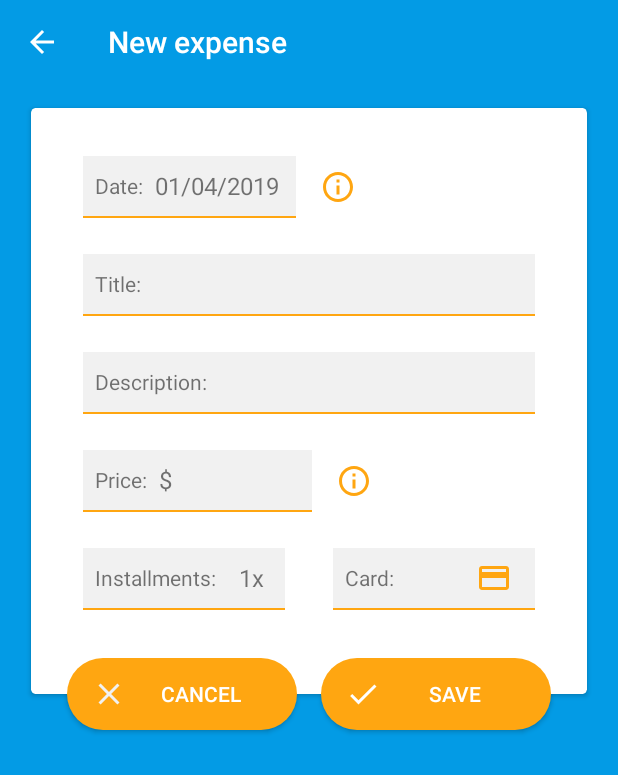
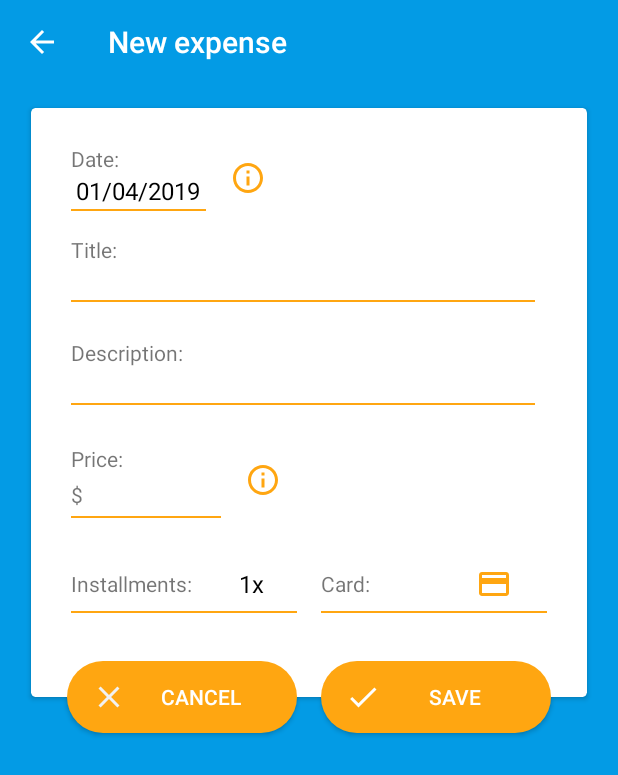
Before and after one commit to bruunohjs/PGM, an Android app: the NewExpenseActivity screen opened directly, with no data from a screen before it, on a phone screen of 412 x 824 dp. Shown: the top 775 px of the screen. Run offline under Robolectric (Android 15) with nearby library versions, the phone set to English and light mode, and no system bars; our stand-ins replace ButterKnife, Firebase (no records; nobody signed in at launch, a user with empty details on screens opened directly); libraries missing offline, so code that uses them is left out: dmax.dialog, net.yslibrary.android; 5 statements that could not run were skipped.

Commit message:
Refactor: NewExpense Layout
Deleted gray background
Added text black color
Added LinearLayout emulating a TextInputEditText with the Hint on top

```diff
--- a/app/src/main/java/com/dev/marcellocamara/pgm/ui/new_expense/NewExpenseActivity.java
+++ b/app/src/main/java/com/dev/marcellocamara/pgm/ui/new_expense/NewExpenseActivity.java
@@ -175,6 +175,9 @@ public class NewExpenseActivity extends AppCompatActivity implements INewExpense
 
     @OnClick(R.id.btnSave)
     public void OnSaveClick(){
+        editTextTitle.clearFocus();
+        editTextDescription.clearFocus();
+        editTextPrice.clearFocus();
         expensePresenter.OnAddExpense(
                 textViewDate.getText().toString().trim(),
                 editTextTitle.getText().toString().trim(),
--- a/app/src/main/res/layout/activity_new_expense.xml
+++ b/app/src/main/res/layout/activity_new_expense.xml
@@ -95,23 +95,14 @@
                         app:layout_constraintGuide_percent="@dimen/rightGuideLine" />
 
                     <LinearLayout
-                        android:id="@+id/layoutDate"
+                        android:id="@+id/layoutSelectDate"
                         android:layout_width="wrap_content"
                         android:layout_height="match_parent"
-                        android:layout_marginStart="16dp"
-                        android:layout_marginTop="32dp"
-                        android:background="#f1f1f1"
+                        android:layout_marginStart="8dp"
+                        android:layout_marginTop="24dp"
                         android:orientation="vertical"
                         app:layout_constraintStart_toStartOf="@+id/guidelineLeftCardView"
                         app:layout_constraintTop_toTopOf="parent">
-
-                        <LinearLayout
-                            android:id="@+id/layoutSelectDate"
-                            android:layout_width="wrap_content"
-                            android:layout_height="@dimen/uniformTextViewHeight"
-                            android:layout_margin="8dp"
-                            android:gravity="center_vertical"
-                            android:orientation="horizontal">
 
                         <TextView
                             android:layout_width="wrap_content"
@@ -121,15 +112,13 @@
 
                         <TextView
                             android:id="@+id/textViewDate"
-                                android:layout_width="86dp"
+                            android:layout_width="90dp"
                             android:layout_height="@dimen/uniformTextViewHeight"
-                                android:layout_marginStart="8dp"
-                                android:gravity="center_vertical"
+                            android:gravity="center_vertical|center_horizontal"
+                            android:textColor="@color/black"
                             app:autoSizeMaxTextSize="16sp"
                             app:autoSizeMinTextSize="10sp"
                             app:autoSizeTextType="uniform" />
-
-                        </LinearLayout>
 
                         <android.support.v4.view.ViewPager
                             android:layout_width="match_parent"
@@ -145,29 +134,21 @@
                         android:layout_marginStart="16dp"
                         android:contentDescription="@string/icon_info_date"
                         android:src="@drawable/ic_info"
-                        app:layout_constraintBottom_toBottomOf="@+id/layoutDate"
-                        app:layout_constraintStart_toEndOf="@+id/layoutDate"
-                        app:layout_constraintTop_toTopOf="@+id/layoutDate" />
+                        app:layout_constraintBottom_toBottomOf="@+id/layoutSelectDate"
+                        app:layout_constraintStart_toEndOf="@+id/layoutSelectDate"
+                        app:layout_constraintTop_toTopOf="@+id/layoutSelectDate" />
 
                     <LinearLayout
                         android:id="@+id/layoutTitle"
                         android:layout_width="0dp"
                         android:layout_height="match_parent"
-                        android:layout_marginStart="16dp"
-                        android:layout_marginTop="24dp"
+                        android:layout_marginStart="8dp"
+                        android:layout_marginTop="16dp"
                         android:layout_marginEnd="16dp"
-                        android:background="#f1f1f1"
                         android:orientation="vertical"
                         app:layout_constraintEnd_toStartOf="@+id/guidelineRightCardView"
                         app:layout_constraintStart_toStartOf="@+id/guidelineLeftCardView"
-                        app:layout_constraintTop_toBottomOf="@+id/layoutDate">
-
-                        <LinearLayout
-                            android:layout_width="match_parent"
-                            android:layout_height="@dimen/uniformTextViewHeight"
-                            android:layout_margin="8dp"
-                            android:gravity="center"
-                            android:orientation="horizontal">
+                        app:layout_constraintTop_toBottomOf="@+id/layoutSelectDate">
 
                         <TextView
                             android:layout_width="wrap_content"
@@ -180,16 +161,13 @@
                             android:id="@+id/editTextTitle"
                             android:layout_width="match_parent"
                             android:layout_height="@dimen/uniformTextViewHeight"
-                                android:layout_marginStart="8dp"
                             android:background="@null"
                             android:gravity="center_vertical"
                             android:imeOptions="flagNoExtractUi"
-                                android:inputType="textPersonName"
+                            android:inputType="text"
                             android:maxLength="30"
                             android:textSize="16sp"
                             tools:ignore="Autofill,LabelFor" />
-
-                        </LinearLayout>
 
                         <android.support.v4.view.ViewPager
                             android:layout_width="match_parent"
@@ -202,21 +180,13 @@
                         android:id="@+id/layoutDescription"
                         android:layout_width="0dp"
                         android:layout_height="match_parent"
-                        android:layout_marginStart="16dp"
+                        android:layout_marginStart="8dp"
                         android:layout_marginTop="24dp"
                         android:layout_marginEnd="16dp"
-                        android:background="#f1f1f1"
                         android:orientation="vertical"
                         app:layout_constraintEnd_toStartOf="@+id/guidelineRightCardView"
                         app:layout_constraintStart_toStartOf="@+id/guidelineLeftCardView"
                         app:layout_constraintTop_toBottomOf="@+id/layoutTitle">
-
-                        <LinearLayout
-                            android:layout_width="match_parent"
-                            android:layout_height="@dimen/uniformTextViewHeight"
-                            android:layout_margin="8dp"
-                            android:gravity="center"
-                            android:orientation="horizontal">
 
                         <TextView
                             android:layout_width="wrap_content"
@@ -229,7 +199,6 @@
                             android:id="@+id/editTextDescription"
                             android:layout_width="match_parent"
                             android:layout_height="@dimen/uniformTextViewHeight"
-                                android:layout_marginStart="8dp"
                             android:background="@null"
                             android:gravity="center_vertical"
                             android:imeOptions="flagNoExtractUi"
@@ -237,8 +206,6 @@
                             android:maxLength="30"
                             android:textSize="16sp"
                             tools:ignore="Autofill,LabelFor" />
-
-                        </LinearLayout>
 
                         <android.support.v4.view.ViewPager
                             android:layout_width="match_parent"
@@ -251,21 +218,12 @@
                         android:id="@+id/layoutPrice"
                         android:layout_width="wrap_content"
                         android:layout_height="match_parent"
-                        android:layout_marginStart="16dp"
+                        android:layout_marginStart="8dp"
                         android:layout_marginTop="24dp"
-                        android:background="#f1f1f1"
                         android:gravity="center_vertical"
                         android:orientation="vertical"
                         app:layout_constraintStart_toStartOf="@+id/guidelineLeftCardView"
                         app:layout_constraintTop_toBottomOf="@+id/layoutDescription">
-
-
-                        <LinearLayout
-                            android:layout_width="wrap_content"
-                            android:layout_height="@dimen/uniformTextViewHeight"
-                            android:layout_margin="8dp"
-                            android:gravity="center_vertical"
-                            android:orientation="horizontal">
 
                         <TextView
                             android:layout_width="wrap_content"
@@ -274,19 +232,26 @@
                             android:text="@string/price"
                             android:textSize="14sp" />
 
+                        <LinearLayout
+                            android:layout_width="wrap_content"
+                            android:layout_height="@dimen/uniformTextViewHeight"
+                            android:layout_marginBottom="2dp"
+                            android:gravity="center_vertical"
+                            android:orientation="horizontal">
+
                             <TextView
                                 android:layout_width="wrap_content"
                                 android:layout_height="wrap_content"
-                                android:layout_marginStart="8dp"
+                                android:layout_marginEnd="4dp"
                                 android:text="@string/coin_type"
                                 android:textAlignment="textStart"
-                                android:textSize="16sp" />
+                                android:textSize="14sp" />
 
                             <EditText
                                 android:id="@+id/editTextPrice"
-                                android:layout_width="81dp"
+                                android:layout_width="86dp"
                                 android:layout_height="@dimen/uniformTextViewHeight"
-                                android:layout_marginStart="4dp"
+                                android:layout_marginStart="2dp"
                                 android:background="@null"
                                 android:gravity="center_vertical"
                                 android:imeOptions="flagNoExtractUi"
@@ -319,10 +284,9 @@
                         android:id="@+id/layoutInstallment"
                         android:layout_width="0dp"
                         android:layout_height="match_parent"
-                        android:layout_marginStart="16dp"
+                        android:layout_marginStart="8dp"
                         android:layout_marginTop="24dp"
-                        android:layout_marginEnd="16dp"
-                        android:background="#f1f1f1"
+                        android:layout_marginEnd="8dp"
                         android:gravity="center_vertical"
                         android:orientation="vertical"
                         app:layout_constraintEnd_toStartOf="@+id/guidelineCenterCardView"
@@ -333,10 +297,8 @@
                             android:id="@+id/layoutSelectInstallment"
                             android:layout_width="match_parent"
                             android:layout_height="@dimen/uniformTextViewHeight"
-                            android:layout_marginStart="8dp"
                             android:layout_marginTop="8dp"
-                            android:layout_marginEnd="8dp"
-                            android:layout_marginBottom="8dp"
+                            android:layout_marginBottom="6dp"
                             android:gravity="center_vertical"
                             android:orientation="horizontal">
 
@@ -355,8 +317,9 @@
                                 android:layout_height="@dimen/uniformTextViewHeight"
                                 android:layout_marginStart="4dp"
                                 android:background="@null"
-                                android:gravity="center"
+                                android:gravity="center_vertical|center_horizontal"
                                 android:text="@string/installment"
+                                android:textColor="@color/black"
                                 android:textSize="16sp" />
 
                         </LinearLayout>
@@ -372,9 +335,8 @@
                         android:id="@+id/layoutCard"
                         android:layout_width="0dp"
                         android:layout_height="0dp"
-                        android:layout_marginStart="16dp"
-                        android:layout_marginEnd="16dp"
-                        android:background="#f1f1f1"
+                        android:layout_marginStart="8dp"
+                        android:layout_marginEnd="8dp"
                         android:orientation="vertical"
                         app:layout_constraintBottom_toBottomOf="@+id/layoutInstallment"
                         app:layout_constraintEnd_toStartOf="@+id/guidelineRightCardView"
@@ -385,10 +347,8 @@
                             android:id="@+id/layoutSelectCard"
                             android:layout_width="match_parent"
                             android:layout_height="@dimen/uniformTextViewHeight"
-                            android:layout_marginStart="8dp"
                             android:layout_marginTop="8dp"
-                            android:layout_marginEnd="8dp"
-                            android:layout_marginBottom="8dp"
+                            android:layout_marginBottom="6dp"
                             android:gravity="center_vertical"
                             android:orientation="horizontal">
 
@@ -396,7 +356,8 @@
                                 android:layout_width="wrap_content"
                                 android:layout_height="@dimen/uniformTextViewHeight"
                                 android:gravity="center_vertical|start"
-                                android:text="@string/card_select" />
+                                android:text="@string/card_select"
+                                android:textSize="14sp" />
 
                             <LinearLayout
                                 android:layout_width="match_parent"
@@ -410,6 +371,7 @@
                                     android:layout_width="40dp"
                                     android:layout_height="@dimen/uniformTextViewHeight"
                                     android:gravity="end|center_vertical"
+                                    android:textColor="@color/black"
                                     app:autoSizeMaxTextSize="16sp"
                                     app:autoSizeMinTextSize="10sp"
                                     app:autoSizeTextType="uniform" />
```
Also changed, not shown: 2 other files. Lines whose indentation alone changed are shown as unchanged.
